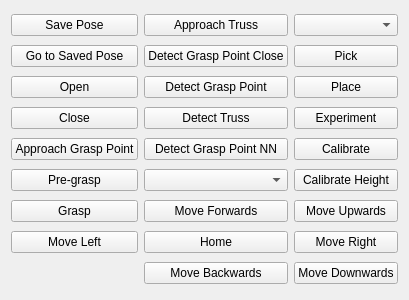
This is rqt_user_interface/resource/flex_grasp.ui in LuukvandenBent/LearningApproachToRoboticGraspingOfVineTomatoes as Qt 5 draws it before an edit. The edited form follows.
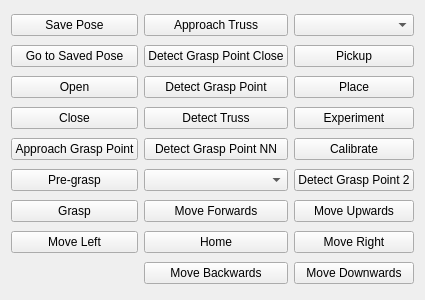
This is the edited form.

Patch:
```diff
--- a/rqt_user_interface/resource/flex_grasp.ui
+++ b/rqt_user_interface/resource/flex_grasp.ui
@@ -181,7 +181,7 @@
    <item row="1" column="2">
     <widget class="QPushButton" name="PickButton">
      <property name="text">
-      <string>Pick</string>
+      <string>Pickup</string>
      </property>
     </widget>
    </item>
@@ -213,7 +213,7 @@
    <item row="5" column="2">
     <widget class="QPushButton" name="CalibrateHeightButton">
      <property name="text">
-      <string>Calibrate Height</string>
+      <string>Detect Grasp Point 2</string>
      </property>
     </widget>
    </item>
```
Left out of the diff: 4 changed lines with no effect on the pictures.
